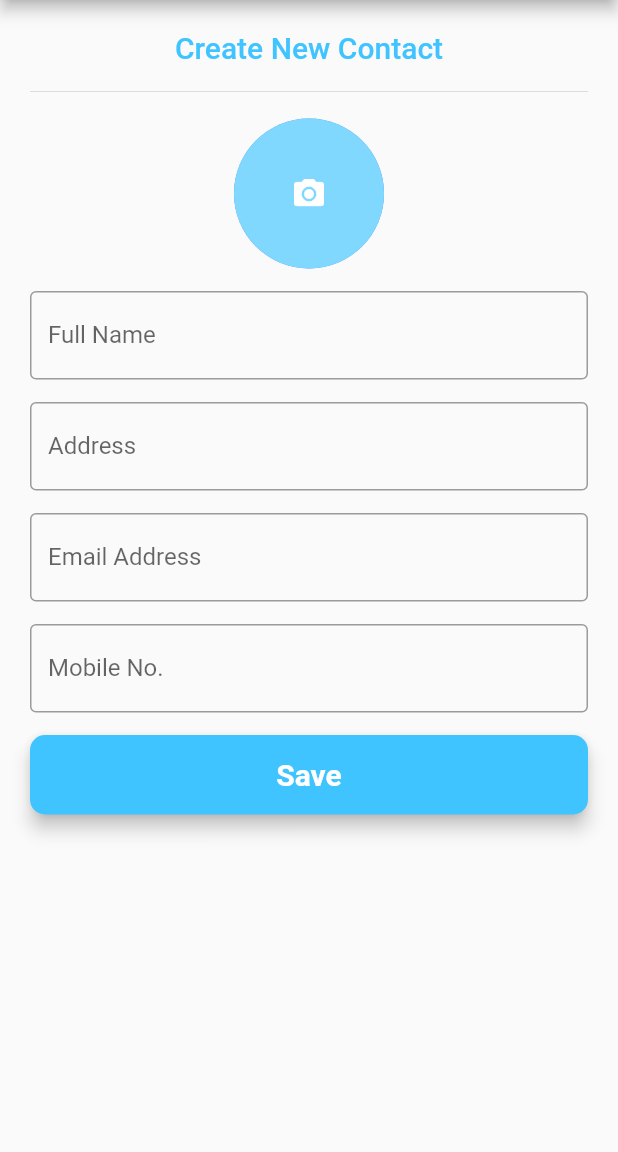
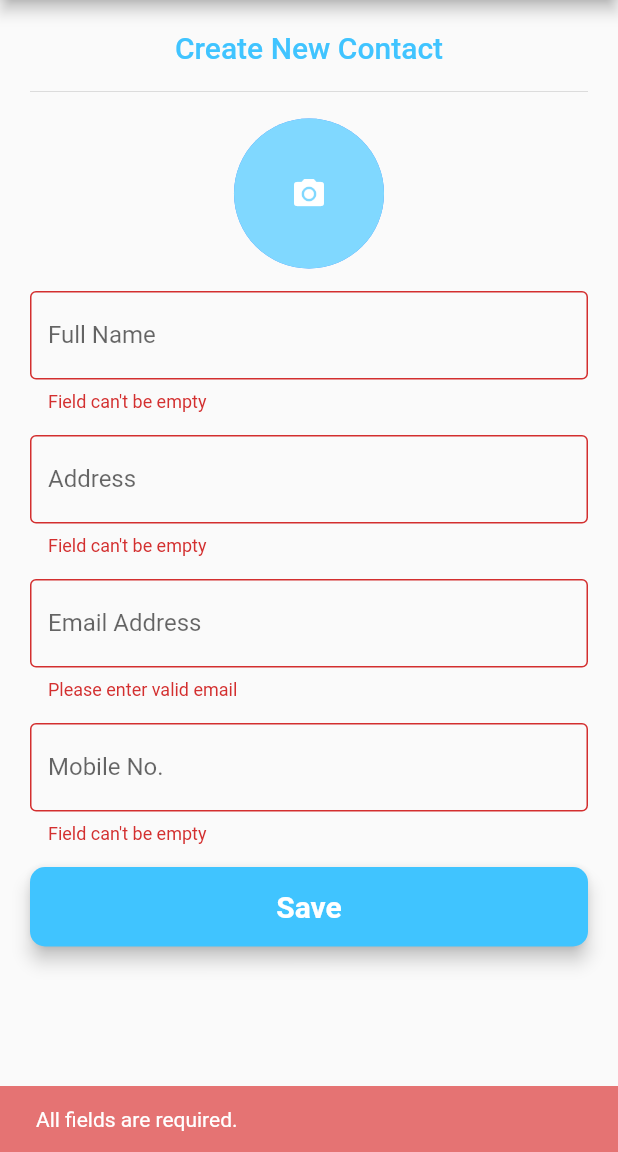
Before and after one commit to as-shahriar/flutter_phonebook, a Flutter app: the AddContact screen opened by its route, after a tap on "Save", on a phone screen of 412 x 824 dp, the part 84-1236 px from its top. Run offline on Flutter 3.47's test engine with Material 2 defaults, Android fonts, the phone set to English and light mode, and no system bars; our stand-ins replace get_it, image_picker, shared_preferences, sqflite; accounts and stored records are empty; Roboto replaces fonts that are missing (Montserrat).

Commit message:
Added Validation

```diff
--- a/lib/main.dart
+++ b/lib/main.dart
@@ -29,7 +29,6 @@ class MyApp extends StatelessWidget {
         builder: (BuildContext context, AsyncSnapshot<Map> snapshot) {
           if (snapshot.hasData &&
               snapshot.connectionState == ConnectionState.done) {
-            print(snapshot.data);
             if (!snapshot.data['isInit']) {
               sharedPrefs.setInit();
               return Splash();
--- a/lib/ui/views/add_view.dart
+++ b/lib/ui/views/add_view.dart
@@ -126,7 +126,7 @@ class _AddContactState extends State<AddContact> {
                       ),
                       SizedBox(height: 15.0),
                       InputField(
-                        validationHandler: textValidator,
+                        validationHandler: numberValidator,
                         onSaveHandler: ((value) => model.setNumber(value)),
                         hintText: "Mobile No.",
                       ),
@@ -144,7 +144,7 @@ class _AddContactState extends State<AddContact> {
                             }
                           } else {
                             ScaffoldMessenger.of(context).showSnackBar(SnackBar(
-                              content: Text('Invalid Credantials.'),
+                              content: Text('All fields are required.'),
                               backgroundColor: Colors.red[300],
                             ));
                           }
--- a/lib/ui/views/details_view.dart
+++ b/lib/ui/views/details_view.dart
@@ -186,7 +186,7 @@ class _DetailsViewState extends State<DetailsView> {
                                   children: [
                                     Expanded(
                                       child: InputField(
-                                          validationHandler: textValidator,
+                                          validationHandler: numberValidator,
                                           onSaveHandler: ((value) =>
                                               model.setPhone(value)),
                                           hintText: 'Mobile No.',
@@ -272,7 +272,7 @@ class _DetailsViewState extends State<DetailsView> {
                                   children: [
                                     Expanded(
                                       child: InputField(
-                                          validationHandler: textValidator,
+                                          validationHandler: emailValidator,
                                           onSaveHandler: ((value) =>
                                               model.setEmail(value)),
                                           hintText: 'Email Address.',
--- a/lib/ui/views/edit_view.dart
+++ b/lib/ui/views/edit_view.dart
@@ -143,7 +143,7 @@ class _EditViewState extends State<EditView> {
                                 children: [
                                   Expanded(
                                     child: InputField(
-                                        validationHandler: textValidator,
+                                        validationHandler: numberValidator,
                                         onSaveHandler: ((value) =>
                                             model.setNumber(
                                                 user.phones[i].phone_id,
@@ -192,7 +192,7 @@ class _EditViewState extends State<EditView> {
                                 children: [
                                   Expanded(
                                     child: InputField(
-                                        validationHandler: textValidator,
+                                        validationHandler: emailValidator,
                                         onSaveHandler: ((value) =>
                                             model.setEmail(
                                                 user.emails[i].email_id,
--- a/lib/utils/database_helper.dart
+++ b/lib/utils/database_helper.dart
@@ -145,7 +145,7 @@ class DatabaseHelper {
     Database db = await database;
     List<Map> list = await db.rawQuery(
         // ignore: unnecessary_brace_in_string_interps
-        'SELECT * FROM user INNER JOIN contact ON user.user_id=contact.user_id WHERE user.user_id = ${id};');
+        'SELECT * FROM user INNER JOIN contact ON user.user_id=contact.user_id WHERE user.user_id = ${id} order by contact.name asc;');
 
     return list;
   }
--- a/lib/validators/validators.dart
+++ b/lib/validators/validators.dart
@@ -1,5 +1,4 @@
 String emailValidator(value) {
-  return null;
   if (!value.isEmpty &&
       RegExp(r"^[a-zA-Z0-9.a-zA-Z0-9.!#$%&'*+-/=?^_`{|}~]+"
               r"@[a-zA-Z0-9]+\.[a-zA-Z]+")
@@ -10,7 +9,6 @@ String emailValidator(value) {
 }
 
 String passValidator(value) {
-  return null;
   if (value.isEmpty) {
     return 'Password can\'t be empty';
   }
@@ -21,10 +19,18 @@ String passValidator(value) {
 }
 
 String textValidator(value) {
-  return null;
   if (value.isEmpty) {
     return 'Field can\'t be empty';
   }
 
   return null;
 }
+
+String numberValidator(value) {
+  if (value.isEmpty)
+    return 'Field can\'t be empty';
+  else if (RegExp(r"^(\+8801|01)+[0-9]{9}$").hasMatch(value))
+    return null;
+  else
+    return "Please enter valid number";
+}
```
Also changed, not shown: lib/core/scoped_models/home_model.dart (+12 -0 lines), lib/ui/views/home_view.dart (+6 -3 lines).
